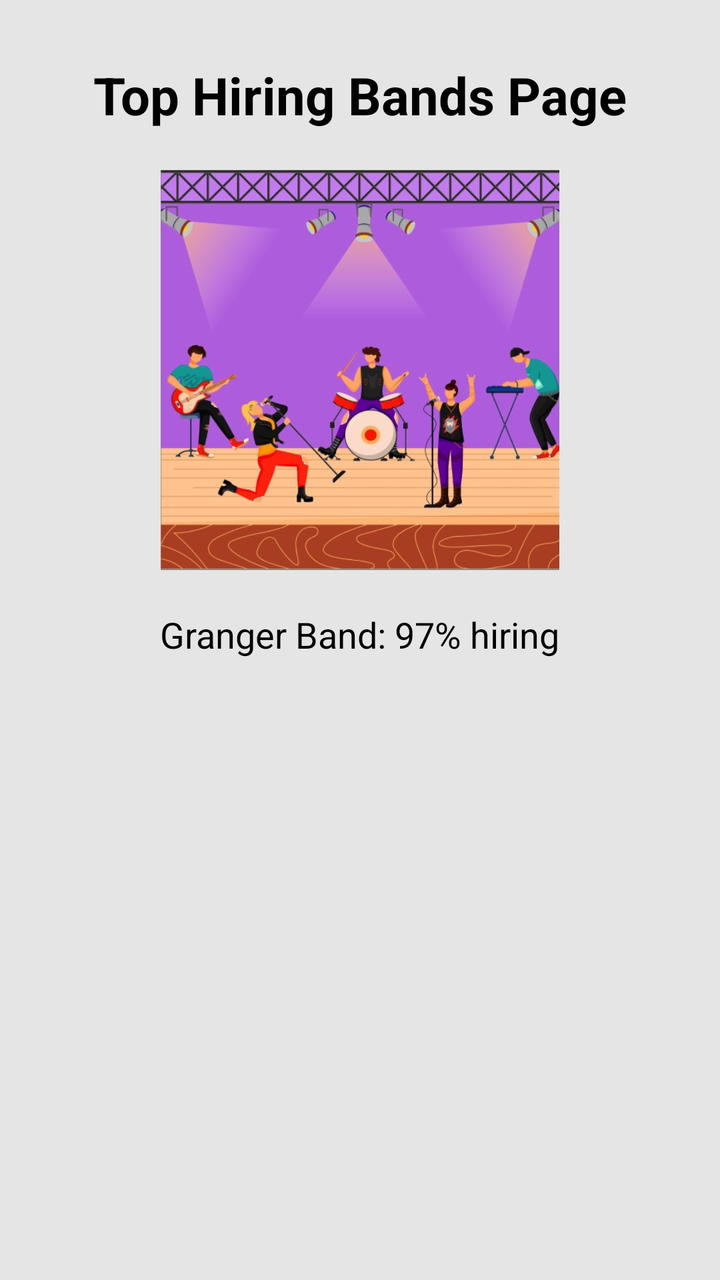
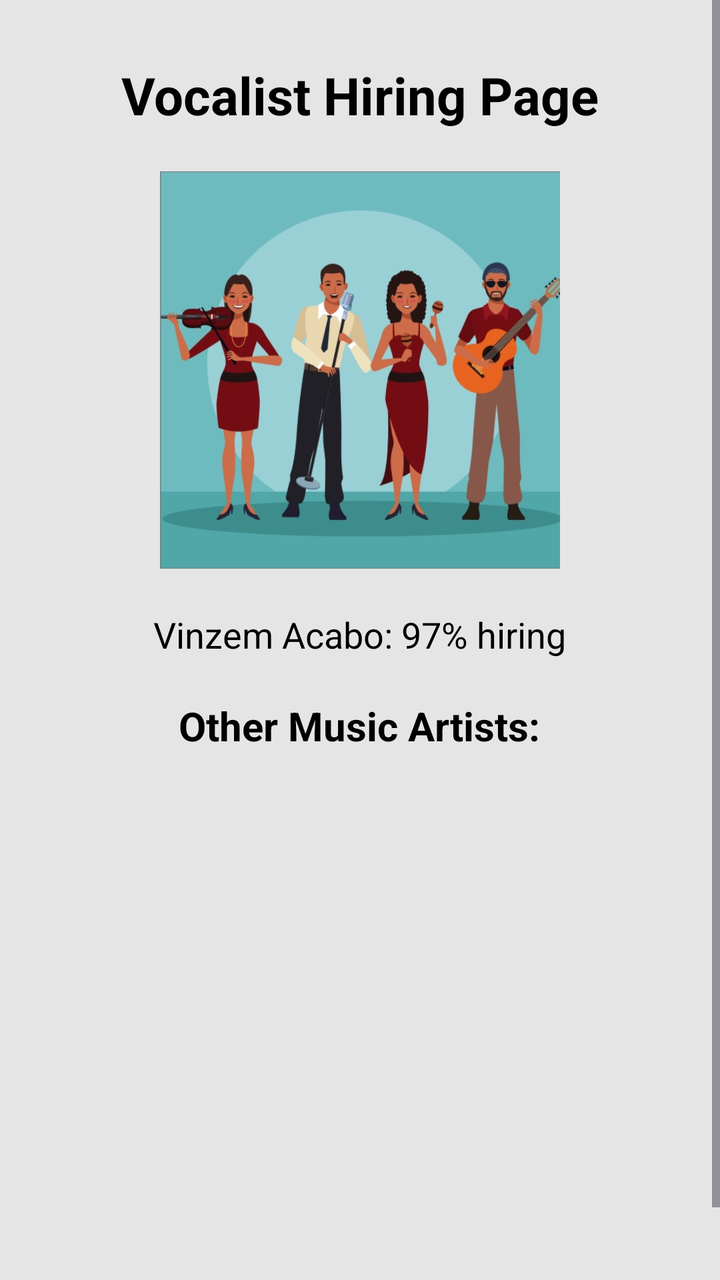

Compare the two renders of this Android layout. The source of the first and the diff that turns it into the second are given below.
<!-- AndroidManifest.xml: application theme Theme.MyApplication -->
<!-- res/layout/activity_top_hiring_band.xml -->
<?xml version="1.0" encoding="utf-8"?>
<ScrollView xmlns:android="http://schemas.android.com/apk/res/android"
    android:layout_width="match_parent"
    android:layout_height="match_parent"
    android:background="#E5E5E5">

    <LinearLayout
        android:orientation="vertical"
        android:layout_width="match_parent"
        android:layout_height="wrap_content"
        android:gravity="center"
        android:padding="30dp">

        <TextView
            android:layout_width="wrap_content"
            android:layout_height="wrap_content"
            android:text="Top Hiring Bands Page"
            android:textColor="#000000"
            android:textSize="26sp"
            android:textStyle="bold"
            android:paddingBottom="20dp"/>

        <ImageView
            android:layout_width="200dp"
            android:layout_height="200dp"
            android:src="@drawable/top_hiring_band" />

        <TextView
            android:layout_width="wrap_content"
            android:layout_height="wrap_content"
            android:text="Granger Band: 97% hiring"
            android:textColor="#000000"
            android:textSize="18sp"
            android:paddingTop="20dp" />

    </LinearLayout>
</ScrollView>
<!-- resources referenced by this layout -->
<resources>
  <!-- drawable top_hiring_band: jpeg bitmap (drawable, 93191 bytes) -->
  <style name="Theme.MyApplication" parent="Base.Theme.MyApplication" />
  <style name="Base.Theme.MyApplication" parent="Theme.Material3.DayNight.NoActionBar">
          
          
      </style>
</resources>

<!-- the commit's change to res/layout/activity_top_hiring_band.xml (unified diff, before → after) -->
@@ -14,7 +14,7 @@
         <TextView
             android:layout_width="wrap_content"
             android:layout_height="wrap_content"
-            android:text="Top Hiring Bands Page"
+            android:text="Vocalist Hiring Page"
             android:textColor="#000000"
             android:textSize="26sp"
             android:textStyle="bold"
@@ -23,15 +23,31 @@
         <ImageView
             android:layout_width="200dp"
             android:layout_height="200dp"
-            android:src="@drawable/top_hiring_band" />
+            android:src="@drawable/music_artist_type" />
 
         <TextView
             android:layout_width="wrap_content"
             android:layout_height="wrap_content"
-            android:text="Granger Band: 97% hiring"
+            android:text="Vinzem Acabo: 97% hiring"
             android:textColor="#000000"
             android:textSize="18sp"
-            android:paddingTop="20dp" />
+            android:paddingTop="20dp"
+            android:paddingBottom="20dp"/>
+
+        <TextView
+            android:layout_width="wrap_content"
+            android:layout_height="wrap_content"
+            android:text="Other Music Artists:"
+            android:textColor="#000000"
+            android:textSize="20sp"
+            android:textStyle="bold"
+            android:paddingBottom="10dp"/>
+
+        <ListView
+            android:id="@+id/bandListView"
+            android:layout_width="match_parent"
+            android:layout_height="262dp"
+            android:dividerHeight="10dp" />
 
     </LinearLayout>
 </ScrollView>
<!-- resource entries referenced after the edit -->
@@ -1,6 +1,6 @@
 <!-- resources referenced by this layout -->
 <resources>
-  <!-- drawable top_hiring_band: jpeg bitmap (drawable, 93191 bytes) -->
+  <!-- drawable music_artist_type: jpeg bitmap (drawable, 65181 bytes) -->
   <style name="Theme.MyApplication" parent="Base.Theme.MyApplication" />
   <style name="Base.Theme.MyApplication" parent="Theme.Material3.DayNight.NoActionBar">
           
